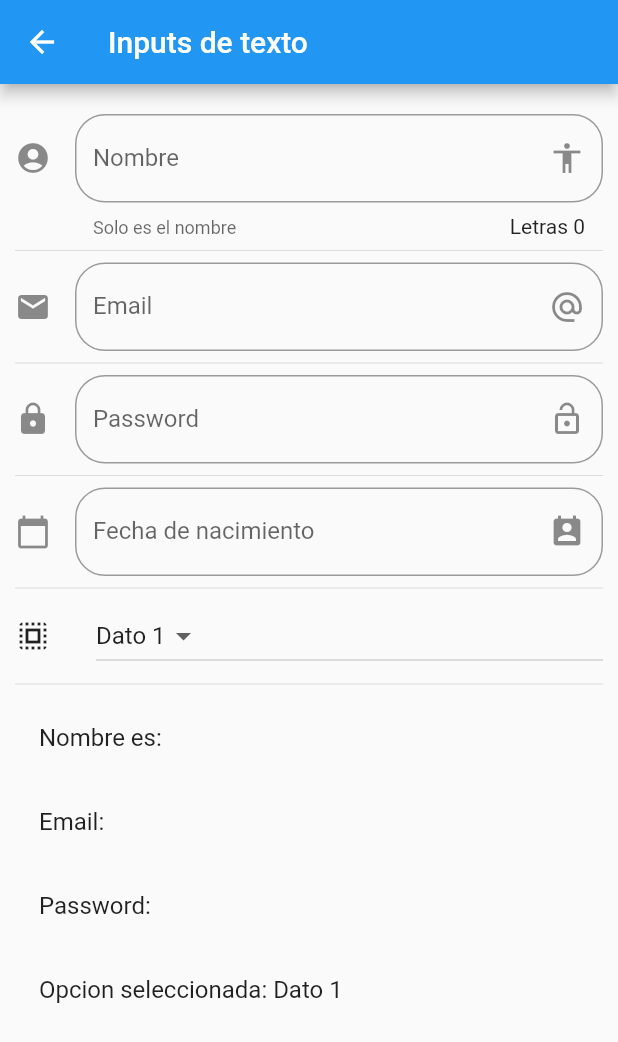
After one commit to cfalvarezb/FlutterIntroduccionSDKGoogle, a Flutter app: the InputPage screen opened by its route, on a phone screen of 412 x 824 dp. The commit adds this screen. Shown: the top 1042 px of the screen. Run offline on Flutter 3.47's test engine with Material 2 defaults, Android fonts, the phone set to English and light mode, and no system bars; network calls fail.

Commit message:
Course ended

```diff
--- a/componentes/data/menu_opts.json
+++ b/componentes/data/menu_opts.json
@@ -15,6 +15,26 @@
             "ruta" : "card",
             "icon" : "folder_open",
             "texto": "Cards - Tarjetas"
+        },
+        {
+            "ruta" : "animatedContainer",
+            "icon" : "donut_large",
+            "texto": "Animated Container"
+        },
+        {
+            "ruta" : "inputs",
+            "icon" : "input",
+            "texto": "Inputs"
+        },
+        {
+            "ruta" : "slider",
+            "icon" : "tune",
+            "texto": "Slider - Checks"
+        },
+        {
+            "ruta" : "list",
+            "icon" : "list",
+            "texto": "Listas y Scroll"
         }
     ]
 }
--- /dev/null
+++ b/componentes/lib/src/pages/input_page.dart
@@ -0,0 +1,216 @@
+import 'package:flutter/material.dart';
+
+class InputPage extends StatefulWidget {
+  const InputPage({super.key});
+
+  @override
+  State<InputPage> createState() => _InputPageState();
+}
+
+class _InputPageState extends State<InputPage> {
+
+  String _nombre = '';
+  String _email  = '';
+  String _password = '';
+  String _fecha = '';
+
+  String _opcionSeleccionada = 'Dato 1';
+
+  List<String> _data = ['Dato 1', 'Dato 2', 'Dato 3'];
+
+  TextEditingController _inputFieldDateController = new TextEditingController();
+
+  @override
+  Widget build(BuildContext context) {
+    return Scaffold(
+      appBar: AppBar(
+        title: Text('Inputs de texto'),
+      ),
+      body: ListView(
+        padding: EdgeInsets.symmetric(horizontal: 10.0, vertical: 20.0),
+        children: <Widget> [
+          _crearInput(),
+          Divider(),
+          _crearEmail(),
+          Divider(),
+          _crearPassword(),
+          Divider(),
+          _crearFecha( context ),
+          Divider(),
+          _crearDropDown(),
+          Divider(),
+          _crearPersona()
+        ],
+      ),
+    );
+  }
+
+  Widget _crearInput() {
+    return TextField(
+      //autofocus: true,
+      textCapitalization: TextCapitalization.sentences,
+      decoration: InputDecoration(
+        border: OutlineInputBorder(
+          borderRadius: BorderRadius.circular(20.0)
+        ),
+        counter: Text('Letras ${ _nombre.length }'),
+        hintText: 'Nombre de la persona',
+        labelText: 'Nombre',
+        helperText: 'Solo es el nombre',
+        suffixIcon: Icon( Icons.accessibility ),
+        icon: Icon( Icons.account_circle )
+      ),
+      onChanged: (valor) {
+          setState(() {
+            _nombre = valor;
+          });
+      },
+    );
+  }
+
+  Widget _crearEmail() {
+
+    return TextField(
+      keyboardType: TextInputType.emailAddress,
+      decoration: InputDecoration(
+        border: OutlineInputBorder(
+          borderRadius: BorderRadius.circular(20.0)
+        ),
+        hintText: 'Email',
+        labelText: 'Email',
+        suffixIcon: Icon( Icons.alternate_email ),
+        icon: Icon( Icons.email )
+      ),
+      onChanged: (valor) {
+          setState(() {
+            _email = valor;
+          });
+      },
+    );
+
+  }
+
+  Widget _crearPassword() {
+
+    return TextField(
+      obscureText: true,
+      decoration: InputDecoration(
+        border: OutlineInputBorder(
+          borderRadius: BorderRadius.circular(20.0)
+        ),
+        hintText: 'Password',
+        labelText: 'Password',
+        suffixIcon: Icon( Icons.lock_open ),
+        icon: Icon( Icons.lock )
+      ),
+      onChanged: (valor) {
+          setState(() {
+            _password = valor;
+          });
+      },
+    );
+
+  }
+
+  Widget _crearFecha ( BuildContext context ) {
+
+    return TextField(
+      enableInteractiveSelection: false,
+      controller: _inputFieldDateController,
+      decoration: InputDecoration(
+        border: OutlineInputBorder(
+          borderRadius: BorderRadius.circular(20.0)
+        ),
+        hintText: 'Fecha de nacimiento',
+        labelText: 'Fecha de nacimiento',
+        suffixIcon: Icon( Icons.perm_contact_calendar ),
+        icon: Icon( Icons.calendar_today )
+      ),
+      onTap: () {
+
+        FocusScope.of(context).requestFocus(new FocusNode());//Quit focus on textfield
+        _selectDate( context );
+      },
+    );
+
+  }
+
+  _selectDate( BuildContext context ) async {
+
+    DateTime? picked = await showDatePicker(
+      context: context,
+      initialDate: new DateTime.now(),
+      firstDate: new DateTime(2018),
+      lastDate: new DateTime(2025),
+      locale: Locale('es', 'ES')
+    );
+
+    if ( picked != null ) {
+      setState(() {
+        _fecha = picked.toString();
+        _inputFieldDateController.text = _fecha;
+      });
+    }
+  }
+
+  List<DropdownMenuItem<String>> getOpcionesDropdown() {
+
+      List<DropdownMenuItem<String>> lista = List.empty( growable: true );
+
+      _data.forEach((element) {
+        lista.add( DropdownMenuItem(
+          child: Text(element),
+          value: element,
+          )
+        );
+      });
+
+      return lista;
+  }
+
+  Widget _crearDropDown() {
+
+    return Row(
+      children: <Widget>[
+        Icon(Icons.select_all),
+        SizedBox(width: 30.0,),
+        Expanded(
+          child: DropdownButton(
+            items: getOpcionesDropdown(),
+            value: _opcionSeleccionada,
+            onChanged: (opt) {
+              setState(() {
+                _opcionSeleccionada = opt!;
+              });
+            }
+          )
+        )
+      ],
+    );
+
+
+
+  }
+
+  Widget _crearPersona() {
+
+    return Column(
+      children: <Widget>[
+        ListTile(
+          title: Text('Nombre es: $_nombre')
+        ),
+        ListTile(
+          title: Text('Email: $_email')
+        ),
+        ListTile(
+          title: Text('Password: $_password')
+        ),
+        ListTile(
+          title: Text('Opcion seleccionada: $_opcionSeleccionada')
+        ),
+      ],
+    );
+
+  }
+
+}
--- a/componentes/lib/src/utils/icono_string_util.dart
+++ b/componentes/lib/src/utils/icono_string_util.dart
@@ -3,7 +3,11 @@ import 'package:flutter/material.dart';
 final _icons =  <String, IconData>{
   'add_alert'    : Icons.add_alert,
   'accessibility': Icons.accessibility,
-  'folder_open'  : Icons.folder_open
+  'folder_open'  : Icons.folder_open,
+  'donut_large'  : Icons.donut_large,
+  'input'        : Icons.input,
+  'list'         : Icons.list,
+  'tune'         : Icons.tune
 };
 
 Icon getIcon ( String nombreIcono ) {
--- a/componentes/pubspec.yaml
+++ b/componentes/pubspec.yaml
@@ -8,6 +8,9 @@ environment:
 
 dependencies:
   flutter:
+    sdk: flutter
+
+  flutter_localizations:
     sdk: flutter
 
 dev_dependencies:
```
Also changed, not shown: componentes/lib/main.dart (+10 -0 lines), componentes/lib/src/pages/alert_page.dart (+47 -1 lines), componentes/lib/src/pages/animated_container.dart (added, +84 -0 lines), componentes/lib/src/pages/avatar_page.dart (+25 -0 lines), componentes/lib/src/pages/card_page.dart (+23 -2 lines), componentes/lib/src/pages/listview_page.dart (added, +145 -0 lines), componentes/lib/src/pages/slider_page.dart (added, +99 -0 lines), componentes/lib/src/routes/routes.dart (+12 -4 lines), componentes/pubspec.lock.
